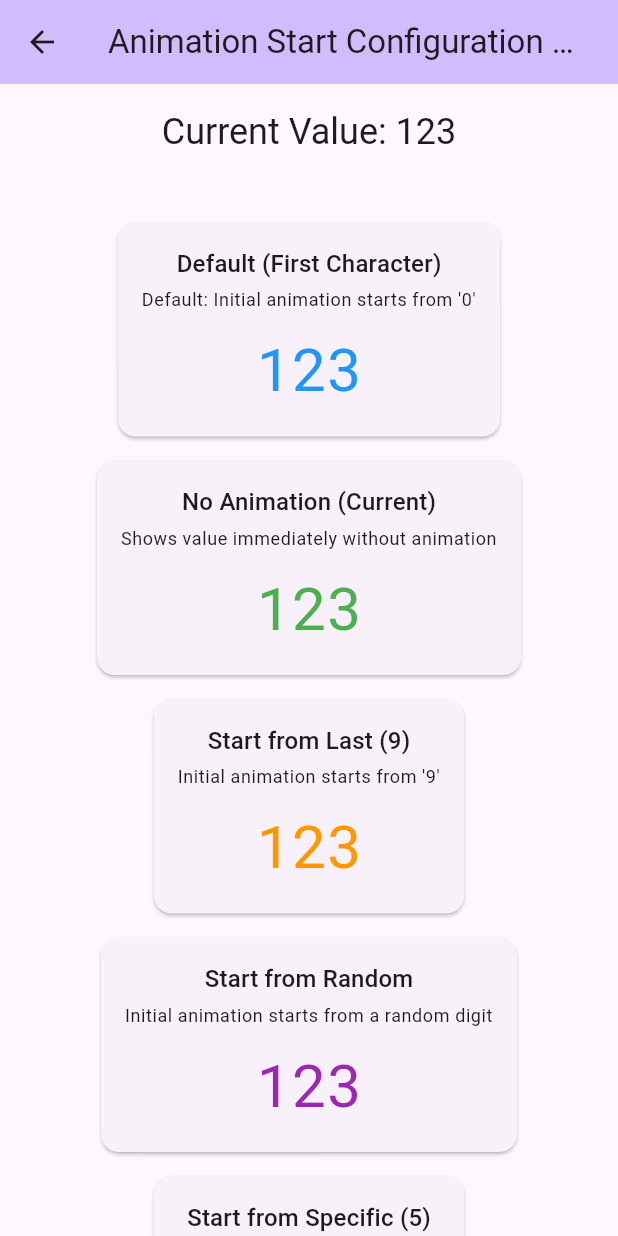
After one commit to codevalley/flutter_ticker, a Flutter app: the screen it shows after launch, after a tap on "Animation Start Demo", on a phone screen of 412 x 824 dp. The commit adds this screen. Run offline on Flutter 3.47's test engine with Material 3 defaults, Android fonts, the phone set to English and light mode, and no system bars.

Commit message:
feat: introduce animation start configuration for ticker widget to customize initial animation behavior

```diff
--- /dev/null
+++ b/flutter_ticker_library/lib/src/domain/entities/ticker_animation_start_config.dart
@@ -0,0 +1,86 @@
+import 'dart:math';
+
+/// Enum for different animation starting behaviors
+enum TickerAnimationStartMode {
+  /// Start animation from the current character (default behavior)
+  current,
+
+  /// Start animation from a specific character
+  specific,
+
+  /// Start animation from a random character
+  random,
+
+  /// Start animation from the first character in the character list (e.g., '0' for numbers)
+  first,
+
+  /// Start animation from the last character in the character list (e.g., '9' for numbers)
+  last,
+}
+
+/// Configuration class for controlling how ticker animations start
+/// This configuration only applies to the initial/first animation to preserve fluidity
+class TickerAnimationStartConfig {
+  /// The mode for determining the starting position
+  final TickerAnimationStartMode mode;
+
+  /// The specific character to start from (used when mode is specific)
+  final String? specificStartChar;
+
+  /// Random number generator for random mode (optional, uses default if not provided)
+  final Random? random;
+
+  /// Creates a configuration for current character starting (default behavior)
+  const TickerAnimationStartConfig.current()
+      : mode = TickerAnimationStartMode.current,
+        specificStartChar = null,
+        random = null;
+
+  /// Creates a configuration for starting from a specific character
+  const TickerAnimationStartConfig.specific(String startChar)
+      : mode = TickerAnimationStartMode.specific,
+        specificStartChar = startChar,
+        random = null;
+
+  /// Creates a configuration for starting from a random character
+  const TickerAnimationStartConfig.random({this.random})
+      : mode = TickerAnimationStartMode.random,
+        specificStartChar = null;
+
+  /// Creates a configuration for starting from the first character in the list
+  const TickerAnimationStartConfig.first()
+      : mode = TickerAnimationStartMode.first,
+        specificStartChar = null,
+        random = null;
+
+  /// Creates a configuration for starting from the last character in the list
+  const TickerAnimationStartConfig.last()
+      : mode = TickerAnimationStartMode.last,
+        specificStartChar = null,
+        random = null;
+
+  /// Gets the starting character for a given character list and target character
+  String getStartingCharacter(List<String> characterList, String targetChar) {
+    switch (mode) {
+      case TickerAnimationStartMode.current:
+        return targetChar; // This maintains current behavior
+
+      case TickerAnimationStartMode.specific:
+        if (specificStartChar != null && characterList.contains(specificStartChar!)) {
+          return specificStartChar!;
+        }
+        return characterList.isNotEmpty ? characterList.first : targetChar;
+
+      case TickerAnimationStartMode.random:
+        if (characterList.isEmpty) return targetChar;
+        final rng = random ?? Random();
+        return characterList[rng.nextInt(characterList.length)];
+
+      case TickerAnimationStartMode.first:
+        return characterList.isNotEmpty ? characterList.first : targetChar;
+
+      case TickerAnimationStartMode.last:
+        return characterList.isNotEmpty ? characterList.last : targetChar;
+    }
+  }
+}
--- a/flutter_ticker_library/lib/src/domain/entities/ticker_column.dart
+++ b/flutter_ticker_library/lib/src/domain/entities/ticker_column.dart
@@ -93,6 +93,11 @@ class TickerColumn {
   /// Gets the target character to animate to
   String getTargetChar() {
     return _targetChar;
+  }
+
+  /// Sets the current character (used for animation start configuration)
+  void setCurrentChar(String currentChar) {
+    _currentChar = currentChar;
   }
 
   /// Gets the current width of the column
--- a/flutter_ticker_library/lib/src/domain/entities/ticker_column_manager.dart
+++ b/flutter_ticker_library/lib/src/domain/entities/ticker_column_manager.dart
@@ -2,6 +2,7 @@ import 'package:flutter/material.dart';
 
 import '../../../src/core/utils/levenshtein_utils.dart';
 import '../../../src/core/utils/ticker_utils.dart';
+import 'ticker_animation_start_config.dart';
 import 'ticker_character_list.dart';
 import 'ticker_column.dart';
 import 'ticker_draw_metrics.dart';
@@ -26,6 +27,12 @@ class TickerColumnManager {
 
   /// Index of the decimal point in the text (for styling)
   int _decimalPointIndex = -1;
+
+  /// Configuration for animation starting behavior
+  TickerAnimationStartConfig? _animationStartConfig;
+
+  /// Whether this is the first animation (used for applyToAllAnimations logic)
+  bool _isFirstAnimation = true;
 
   /// Creates a new ticker column manager with the given metrics
   TickerColumnManager(this._metrics);
@@ -67,6 +74,11 @@ class TickerColumnManager {
     }
   }
 
+  /// Sets the animation start configuration
+  void setAnimationStartConfig(TickerAnimationStartConfig? config) {
+    _animationStartConfig = config;
+  }
+
   /// Tell the column manager the new target text that it should display.
   void setText(String text) {
     if (_characterLists == null) {
@@ -97,7 +109,7 @@ class TickerColumnManager {
 
         actionSame:
         case LevenshteinUtils.actionSame:
-          tickerColumns[columnIndex].setTargetChar(newTextChars[textIndex]);
+          _setTargetCharWithStartConfig(tickerColumns[columnIndex], newTextChars[textIndex]);
           columnIndex++;
           textIndex++;
           break;
@@ -116,6 +128,38 @@ class TickerColumnManager {
     for (int i = 0; i < tickerColumns.length; i++) {
       tickerColumns[i].setPositionIndex(i);
     }
+
+    // Mark that we've completed the first animation
+    _isFirstAnimation = false;
+  }
+
+  /// Helper method to set target character with animation start configuration
+  void _setTargetCharWithStartConfig(TickerColumn column, String targetChar) {
+    // Apply start configuration on the very first animation
+    // Default behavior is to start from first character (backward compatibility)
+    final bool shouldApplyConfig = _isFirstAnimation;
+
+    if (shouldApplyConfig && _characterLists != null) {
+      // Use provided config or default to first character for backward compatibility
+      final config = _animationStartConfig ?? const TickerAnimationStartConfig.first();
+      // Find the appropriate character list for this target character
+              for (final characterList in _characterLists!) {
+          if (characterList.getSupportedCharacters().contains(targetChar)) {
+            // Get the starting character from the configuration
+            final String startChar = config.getStartingCharacter(
+              characterList.characterList.sublist(1, characterList.numOriginalCharacters + 1),
+              targetChar
+            );
+
+          // Set the current character to the start character first
+          column.setCurrentChar(startChar);
+          break;
+        }
+      }
+    }
+
+    // Set the target character
+    column.setTargetChar(targetChar);
   }
 
   /// Called when the animation ends
--- a/flutter_ticker_library/lib/src/presentation/widgets/ticker_widget.dart
+++ b/flutter_ticker_library/lib/src/presentation/widgets/ticker_widget.dart
@@ -1,5 +1,6 @@
 import 'package:flutter/material.dart';
 import '../../../src/core/utils/ticker_utils.dart';
+import '../../../src/domain/entities/ticker_animation_start_config.dart';
 import '../../../src/domain/entities/ticker_character_list.dart';
 import '../../../src/domain/entities/ticker_column_manager.dart';
 import '../../../src/domain/entities/ticker_draw_metrics.dart';
@@ -71,6 +72,9 @@ class TickerWidget extends StatefulWidget {
   /// Callback that is called when the animation completes
   final VoidCallback? onAnimationComplete;
 
+  /// Configuration for animation starting behavior
+  final TickerAnimationStartConfig? animationStartConfig;
+
   /// Creates a new ticker widget
   const TickerWidget({
     super.key,
@@ -93,6 +97,7 @@ class TickerWidget extends StatefulWidget {
     this.letterSpacing = 1.0,
     this.padding = const EdgeInsets.all(2.0),
     this.onAnimationComplete,
+    this.animationStartConfig,
   });
 
   @override
@@ -157,8 +162,15 @@ class TickerWidgetState extends State<TickerWidget>
     // Set character lists if provided
     if (widget.characterLists != null) {
       _columnManager.setCharacterLists(widget.characterLists!);
+    }
 
-      // Handle initialValue and text setup
+    // Set animation start configuration if provided
+    if (widget.animationStartConfig != null) {
+      _columnManager.setAnimationStartConfig(widget.animationStartConfig!);
+    }
+
+    // Handle initialValue and text setup
+    if (widget.characterLists != null) {
       if (widget.initialValue != null &&
           widget.text != null &&
           widget.animateOnLoad) {
@@ -236,6 +248,11 @@ class TickerWidgetState extends State<TickerWidget>
     if (widget.characterLists != oldWidget.characterLists &&
         widget.characterLists != null) {
       _columnManager.setCharacterLists(widget.characterLists!);
+    }
+
+    // Update animation start configuration if it changed
+    if (widget.animationStartConfig != oldWidget.animationStartConfig) {
+      _columnManager.setAnimationStartConfig(widget.animationStartConfig);
     }
 
     // Update text if it changed
--- a/flutter_ticker_library/lib/ticker.dart
+++ b/flutter_ticker_library/lib/ticker.dart
@@ -1,6 +1,7 @@
 library ticker;
 
 // Export domain entities
+export 'src/domain/entities/ticker_animation_start_config.dart';
 export 'src/domain/entities/ticker_character_list.dart';
 export 'src/domain/entities/ticker_column.dart';
 export 'src/domain/entities/ticker_column_manager.dart';
--- a/flutter_ticker_library/pubspec.yaml
+++ b/flutter_ticker_library/pubspec.yaml
@@ -1,6 +1,6 @@
 name: ticker
 description: A Flutter widget for smooth, animated text transitions with scrolling effects, similar to financial tickers or departure boards.
-version: 0.3.0
+version: 0.3.1
 homepage: https://github.com/codevalley/flutter_ticker
 repository: https://github.com/codevalley/flutter_ticker
 issue_tracker: https://github.com/codevalley/flutter_ticker/issues
--- /dev/null
+++ b/flutter_ticker_sample/lib/animation_start_demo.dart
@@ -0,0 +1,249 @@
+import 'dart:math';
+import 'package:flutter/material.dart';
+import 'package:ticker/ticker.dart';
+
+class AnimationStartDemoScreen extends StatefulWidget {
+  const AnimationStartDemoScreen({super.key});
+
+  @override
+  State<AnimationStartDemoScreen> createState() => _AnimationStartDemoScreenState();
+}
+
+class _AnimationStartDemoScreenState extends State<AnimationStartDemoScreen> {
+  int _counter = 0;
+  final Random _random = Random();
+
+  // References to ticker widgets for direct text updates
+  final GlobalKey<TickerWidgetState> _defaultTickerKey = GlobalKey();
+  final GlobalKey<TickerWidgetState> _currentTickerKey = GlobalKey();
+  final GlobalKey<TickerWidgetState> _lastTickerKey = GlobalKey();
+  final GlobalKey<TickerWidgetState> _randomTickerKey = GlobalKey();
+  final GlobalKey<TickerWidgetState> _specificTickerKey = GlobalKey();
+
+  @override
+  void initState() {
+    super.initState();
+    _counter = 123;
+
+    // Initialize all tickers with the same starting value
+    WidgetsBinding.instance.addPostFrameCallback((_) {
+      _updateAllTickers();
+    });
+  }
+
+  void _updateAllTickers() {
+    final newValue = _counter.toString();
+
+    _defaultTickerKey.currentState?.setText(newValue);
+    _currentTickerKey.currentState?.setText(newValue);
+    _lastTickerKey.currentState?.setText(newValue);
+    _randomTickerKey.currentState?.setText(newValue);
+    _specificTickerKey.currentState?.setText(newValue);
+  }
+
+  void _incrementCounter() {
+    setState(() {
+      _counter += _random.nextInt(100) + 1; // Random increment between 1-100
+      _updateAllTickers();
+    });
+  }
+
+  void _decrementCounter() {
+    setState(() {
+      _counter = (_counter - (_random.nextInt(50) + 1)).clamp(0, 9999);
+      _updateAllTickers();
+    });
+  }
+
+  void _randomizeCounter() {
+    setState(() {
+      _counter = _random.nextInt(9999);
+      _updateAllTickers();
+    });
+  }
+
+  @override
+  Widget build(BuildContext context) {
+    return Scaffold(
+      appBar: AppBar(
+        title: const Text('Animation Start Configuration Demo'),
+        backgroundColor: Theme.of(context).colorScheme.inversePrimary,
+      ),
+      body: SingleChildScrollView(
+        child: Center(
+          child: Column(
+            mainAxisAlignment: MainAxisAlignment.center,
+            children: <Widget>[
+              Padding(
+                padding: const EdgeInsets.all(16.0),
+                child: Text(
+                  'Current Value: $_counter',
+                  style: Theme.of(context).textTheme.headlineSmall,
+                ),
+              ),
+
+              const SizedBox(height: 20),
+
+              // Default behavior (starts from first character)
+              _buildTickerCard(
+                'Default (First Character)',
+                'Default: Initial animation starts from \'0\'',
+                TickerWidget(
+                  key: _defaultTickerKey,
+                  text: _counter.toString(),
+                  textSize: 40,
+                  textColor: Colors.blue,
+                  characterLists: [TickerUtils.provideNumberList()],
+                  animationDuration: 1200,
+                  gravity: Alignment.center,
+                  // No animationStartConfig - uses default behavior (first character)
+                ),
+              ),
+
+              // No initial animation (current behavior)
+              _buildTickerCard(
+                'No Animation (Current)',
+                'Shows value immediately without animation',
+                TickerWidget(
+                  key: _currentTickerKey,
+                  text: _counter.toString(),
+                  textSize: 40,
+                  textColor: Colors.green,
+                  characterLists: [TickerUtils.provideNumberList()],
+                  animationDuration: 1200,
+                  gravity: Alignment.center,
+                  animationStartConfig: const TickerAnimationStartConfig.current(),
+                ),
+              ),
+
+              // Start from last character (9)
+              _buildTickerCard(
+                'Start from Last (9)',
+                'Initial animation starts from \'9\'',
+                TickerWidget(
+                  key: _lastTickerKey,
+                  text: _counter.toString(),
+                  textSize: 40,
+                  textColor: Colors.orange,
+                  characterLists: [TickerUtils.provideNumberList()],
+                  animationDuration: 1200,
+                  gravity: Alignment.center,
+                  animationStartConfig: const TickerAnimationStartConfig.last(),
+                ),
+              ),
+
+              // Start from random character
+              _buildTickerCard(
+                'Start from Random',
+                'Initial animation starts from a random digit',
+                TickerWidget(
+                  key: _randomTickerKey,
+                  text: _counter.toString(),
+                  textSize: 40,
+                  textColor: Colors.purple,
+                  characterLists: [TickerUtils.provideNumberList()],
+                  animationDuration: 1200,
+                  gravity: Alignment.center,
+                  animationStartConfig: TickerAnimationStartConfig.random(
+                    random: _random,
+                  ),
+                ),
+              ),
+
+              // Start from specific character (5)
+              _buildTickerCard(
+                'Start from Specific (5)',
+                'Initial animation starts from \'5\'',
+                TickerWidget(
+                  key: _specificTickerKey,
+                  text: _counter.toString(),
+                  textSize: 40,
+                  textColor: Colors.red,
+                  characterLists: [TickerUtils.provideNumberList()],
+                  animationDuration: 1200,
+                  gravity: Alignment.center,
+                  animationStartConfig: const TickerAnimationStartConfig.specific('5'),
+                ),
+              ),
+
+              const SizedBox(height: 30),
+
+              // Control buttons
+              Row(
+                mainAxisAlignment: MainAxisAlignment.spaceEvenly,
+                children: [
+                  ElevatedButton(
+                    onPressed: _incrementCounter,
+                    child: const Text('Increment'),
+                  ),
+                  ElevatedButton(
+                    onPressed: _decrementCounter,
+                    child: const Text('Decrement'),
+                  ),
+                  ElevatedButton(
+                    onPressed: _randomizeCounter,
+                    child: const Text('Randomize'),
+                  ),
+                ],
+              ),
+
+              const SizedBox(height: 20),
+
+              // Information card
+              Card(
+                margin: const EdgeInsets.all(16.0),
+                child: Padding(
+                  padding: const EdgeInsets.all(16.0),
+                  child: Column(
+                    crossAxisAlignment: CrossAxisAlignment.start,
+                    children: [
+                      Text(
+                        'Animation Start Configuration',
+                        style: Theme.of(context).textTheme.titleLarge,
+                      ),
+                      const SizedBox(height: 8),
+                      const Text(
+                        'This demo shows different ways to configure where the INITIAL ticker animation starts from:\n\n'
+                        '• Default: Initial animation starts from the first character (e.g., \'0\') - maintains backward compatibility\n'
+                        '• No Animation: Shows target value immediately without initial animation\n'
+                        '• Last: Initial animation starts from the last character (e.g., \'9\')\n'
+                        '• Random: Initial animation starts from a random character\n'
+                        '• Specific: Initial animation starts from a specific character you define\n\n'
+                        'Note: This configuration ONLY applies to the first/initial animation. All subsequent animations maintain natural fluidity by starting from the current character.',
+                      ),
+                    ],
+                  ),
+                ),
+              ),
+            ],
+          ),
+        ),
+      ),
+    );
+  }
+
+  Widget _buildTickerCard(String title, String description, Widget ticker) {
+    return Card(
+      margin: const EdgeInsets.all(8.0),
+      child: Padding(
+        padding: const EdgeInsets.all(16.0),
+        child: Column(
+          children: [
+            Text(
+              title,
+              style: Theme.of(context).textTheme.titleMedium,
+            ),
+            const SizedBox(height: 4),
+            Text(
+              description,
+              style: Theme.of(context).textTheme.bodySmall,
+              textAlign: TextAlign.center,
+            ),
+            const SizedBox(height: 12),
+            ticker,
+          ],
+        ),
+      ),
+    );
+  }
+}
--- a/flutter_ticker_sample/lib/main.dart
+++ b/flutter_ticker_sample/lib/main.dart
@@ -3,6 +3,7 @@ import 'dart:math';
 import 'package:flutter/material.dart';
 import 'package:ticker/ticker.dart';
 
+import 'animation_start_demo.dart';
 import 'interactive_demo.dart';
 
 void main() {
@@ -97,6 +98,17 @@ class _MainScreenState extends State<MainScreen> {
                 );
               },
               child: const Text('Interactive Demo'),
+            ),
+            const SizedBox(height: 16),
+            ElevatedButton(
+              onPressed: () {
+                Navigator.push(
+                  context,
+                  MaterialPageRoute(
+                      builder: (context) => const AnimationStartDemoScreen()),
+                );
+              },
+              child: const Text('Animation Start Demo'),
             ),
           ],
         ),
```
Also changed, not shown: flutter_ticker_sample/pubspec.lock, 1 other file.
